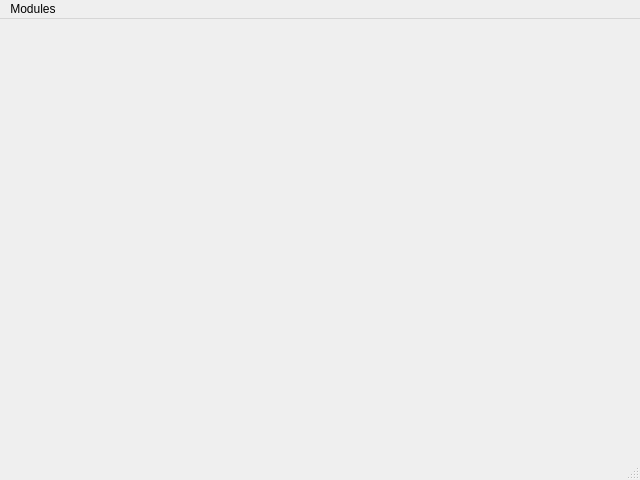
Above: app/cpp/client/qt/mingw/code/src/manager/GClientUi.ui from gkesse/ReadyCode before the change. Below: the same form after it.
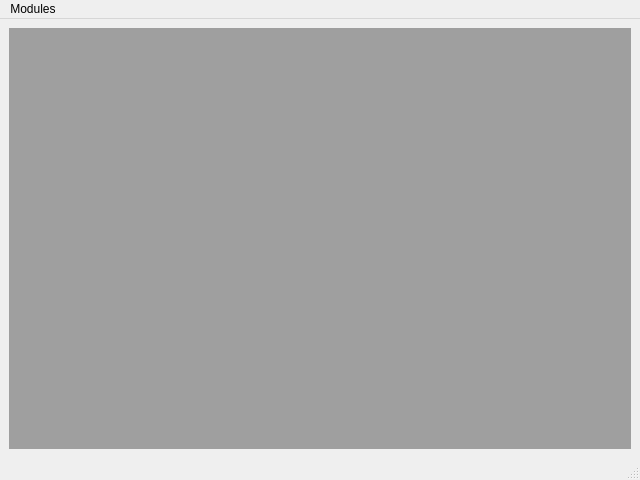
That is the form after the change.

Commit message: tuto cpp

```diff
--- a/app/cpp/client/qt/mingw/code/src/manager/GClientUi.ui
+++ b/app/cpp/client/qt/mingw/code/src/manager/GClientUi.ui
@@ -19,7 +19,13 @@
   <property name="windowTitle">
    <string>ReadyApp</string>
   </property>
-  <widget class="QWidget" name="centralwidget"/>
+  <widget class="QWidget" name="centralwidget">
+   <layout class="QGridLayout" name="gridLayout">
+    <item row="0" column="0">
+     <widget class="QMdiArea" name="mdiArea"/>
+    </item>
+   </layout>
+  </widget>
   <widget class="QMenuBar" name="menubar">
    <property name="geometry">
     <rect>
```
The commit also changes 1 other file.
